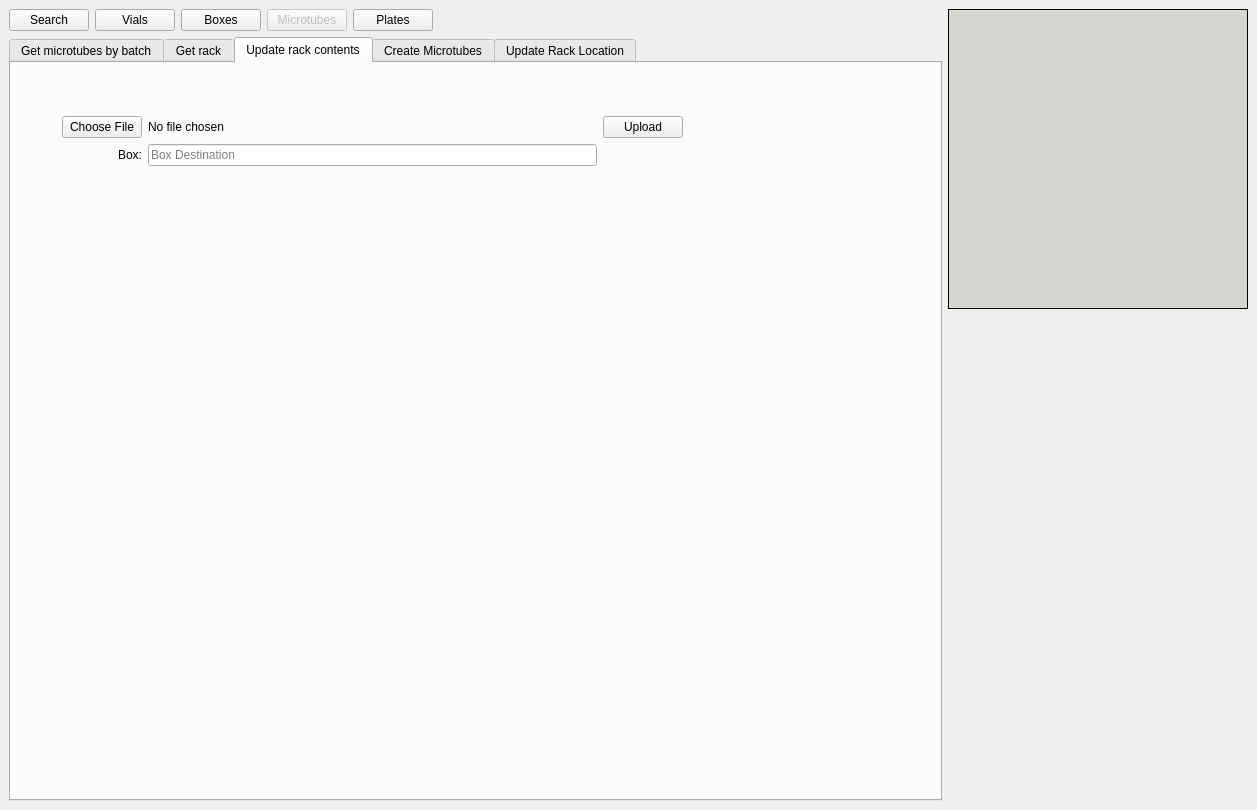
Before: the Qt Designer form frontend/assets/microtubeswindow.ui in dahlbma/cello, drawn with Qt 5.
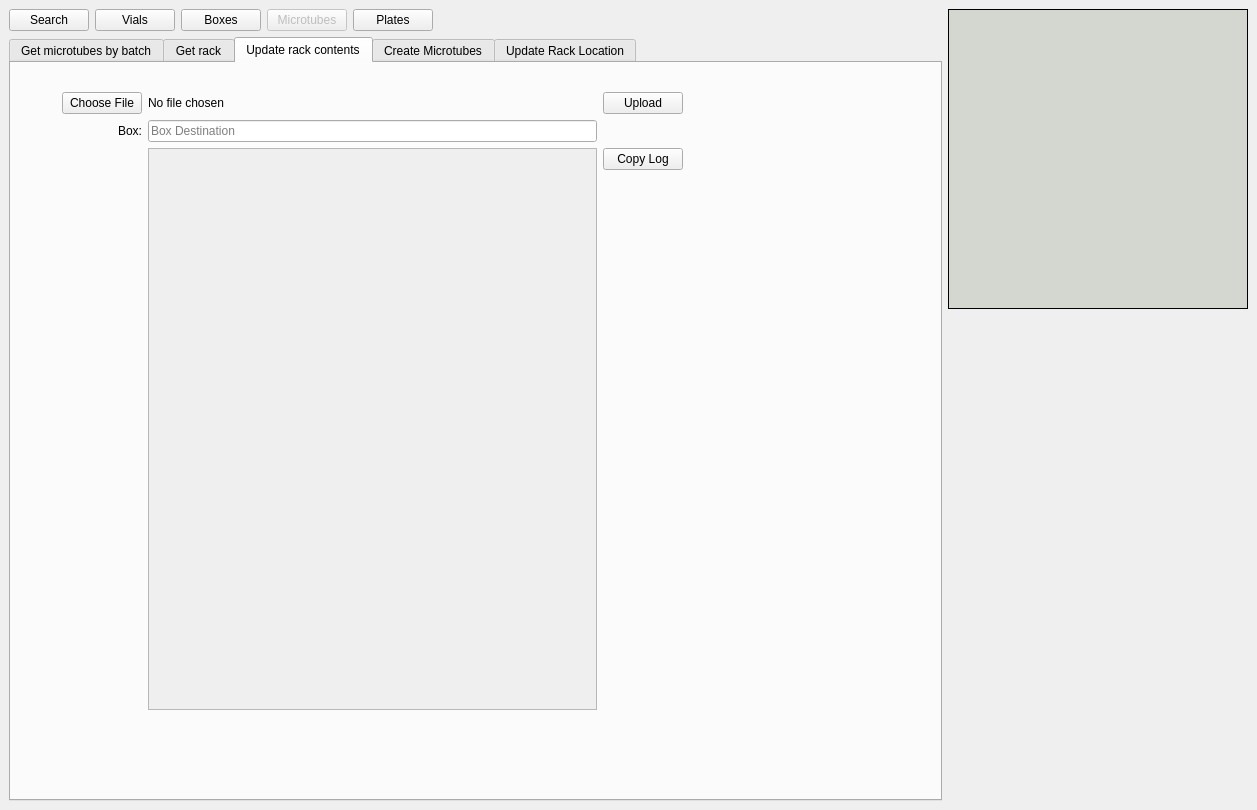
After: the same form once the commit is applied. The open tabs and pages were chosen to show the change.

Commit message: batch rack upload now with proper result print

The edit to the form file:
```diff
--- a/frontend/assets/microtubeswindow.ui
+++ b/frontend/assets/microtubeswindow.ui
@@ -579,8 +579,8 @@
           <string>Update rack contents</string>
          </attribute>
          <layout class="QGridLayout" name="gridLayout_10">
-          <item row="0" column="1">
-           <spacer name="verticalSpacer_8">
+          <item row="3" column="1">
+           <spacer name="verticalSpacer_9">
             <property name="orientation">
              <enum>Qt::Vertical</enum>
             </property>
@@ -590,12 +590,28 @@
             <property name="sizeHint" stdset="0">
              <size>
               <width>20</width>
-              <height>30</height>
+              <height>80</height>
              </size>
             </property>
            </spacer>
           </item>
-          <item row="1" column="2">
+          <item row="0" column="0">
+           <spacer name="horizontalSpacer_11">
+            <property name="orientation">
+             <enum>Qt::Horizontal</enum>
+            </property>
+            <property name="sizeType">
+             <enum>QSizePolicy::Preferred</enum>
+            </property>
+            <property name="sizeHint" stdset="0">
+             <size>
+              <width>42</width>
+              <height>20</height>
+             </size>
+            </property>
+           </spacer>
+          </item>
+          <item row="0" column="2">
            <spacer name="horizontalSpacer_12">
             <property name="orientation">
              <enum>Qt::Horizontal</enum>
@@ -611,7 +627,7 @@
             </property>
            </spacer>
           </item>
-          <item row="1" column="1">
+          <item row="0" column="1">
            <layout class="QGridLayout" name="gridLayout_9">
             <item row="0" column="1">
              <spacer name="horizontalSpacer_10">
@@ -668,6 +684,21 @@
              </widget>
             </item>
             <item row="3" column="1">
+             <widget class="QScrollArea" name="scrollArea">
+              <property name="widgetResizable">
+               <bool>true</bool>
+              </property>
+              <widget class="QWidget" name="scrollAreaWidgetContents">
+               <property name="geometry">
+                <rect>
+                 <x>0</x>
+                 <y>0</y>
+                 <width>422</width>
+                 <height>532</height>
+                </rect>
+               </property>
+               <layout class="QGridLayout" name="gridLayout_13">
+                <item row="0" column="0">
              <widget class="QLabel" name="upload_result_lab">
               <property name="focusPolicy">
                <enum>Qt::ClickFocus</enum>
@@ -675,6 +706,9 @@
               <property name="text">
                <string/>
               </property>
+                  <property name="alignment">
+                   <set>Qt::AlignLeading|Qt::AlignLeft|Qt::AlignTop</set>
+                  </property>
               <property name="wordWrap">
                <bool>true</bool>
               </property>
@@ -684,35 +718,17 @@
              </widget>
             </item>
            </layout>
-          </item>
-          <item row="4" column="1">
-           <spacer name="verticalSpacer_9">
-            <property name="orientation">
-             <enum>Qt::Vertical</enum>
-            </property>
-            <property name="sizeHint" stdset="0">
-             <size>
-              <width>20</width>
-              <height>609</height>
-             </size>
-            </property>
-           </spacer>
-          </item>
-          <item row="1" column="0">
-           <spacer name="horizontalSpacer_11">
-            <property name="orientation">
-             <enum>Qt::Horizontal</enum>
-            </property>
-            <property name="sizeType">
-             <enum>QSizePolicy::Preferred</enum>
-            </property>
-            <property name="sizeHint" stdset="0">
-             <size>
-              <width>42</width>
-              <height>20</height>
-             </size>
-            </property>
-           </spacer>
+              </widget>
+             </widget>
+            </item>
+            <item row="3" column="2" alignment="Qt::AlignTop">
+             <widget class="QPushButton" name="upload_copy_log_btn">
+              <property name="text">
+               <string>Copy Log</string>
+              </property>
+             </widget>
+            </item>
+           </layout>
           </item>
          </layout>
         </widget>
```
Left out of the diff: 42 changed lines with no effect on the pictures. Lines whose indentation alone changed are shown as unchanged. The commit also changes 1 other file.
